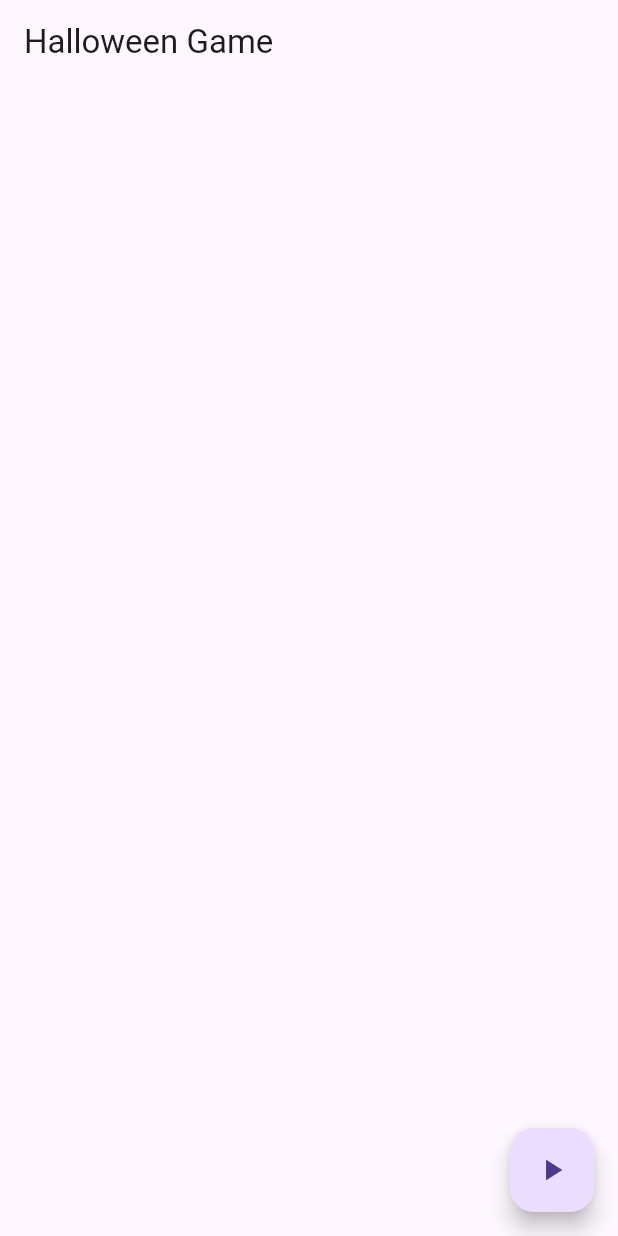
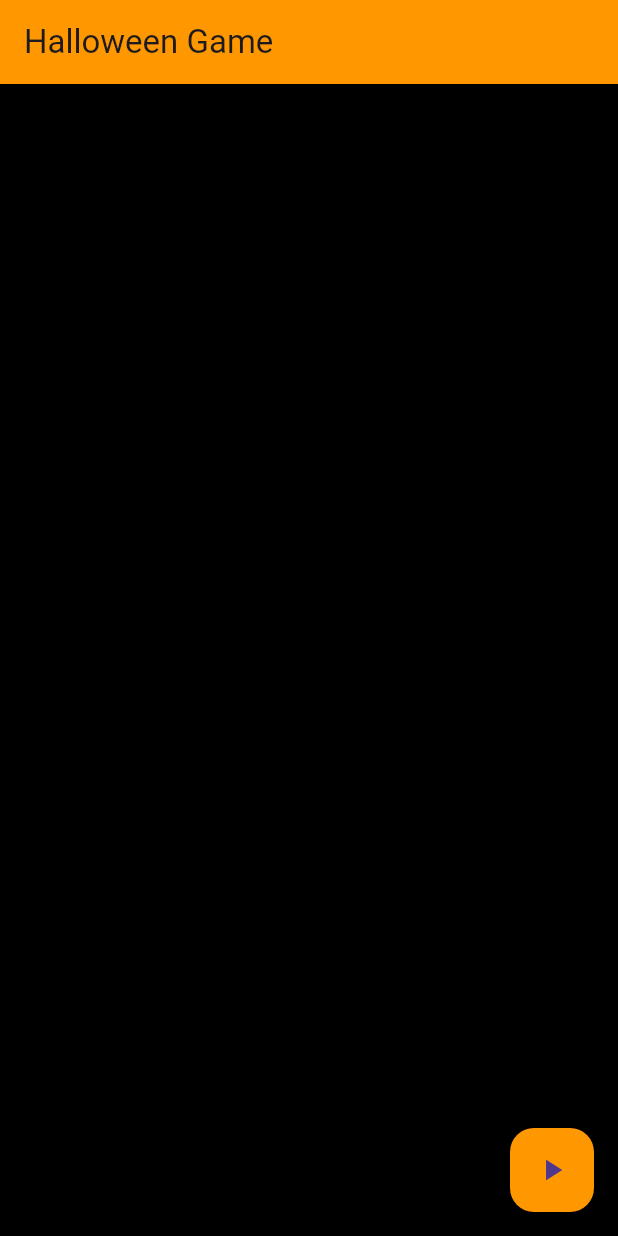
Before and after one commit to dhogan7/ACT08, a Flutter app: the screen it shows after launch, after a tap on the "play arrow" icon, on a phone screen of 412 x 824 dp. Run offline on Flutter 3.47's test engine with Material 3 defaults, Android fonts, the phone set to English and light mode, and no system bars; our stand-ins replace just_audio.

Commit message:
I changed the background color.

```diff
--- a/lib/main.dart
+++ b/lib/main.dart
@@ -3,19 +3,23 @@ import 'package:flutter/material.dart';
 import 'package:just_audio/just_audio.dart'; // Import the just_audio package
 
 void main() {
-  runApp(MyApp());
+  runApp(const MyApp());
 }
 
 class MyApp extends StatelessWidget {
+  const MyApp({super.key});
+
   @override
   Widget build(BuildContext context) {
-    return MaterialApp(
+    return const MaterialApp(
       home: HalloweenGame(),
     );
   }
 }
 
 class HalloweenGame extends StatefulWidget {
+  const HalloweenGame({super.key});
+
   @override
   _HalloweenGameState createState() => _HalloweenGameState();
 }
@@ -32,11 +36,13 @@ class _HalloweenGameState extends State<HalloweenGame> {
     _SpookyCharacter(name: 'Skeleton', imagePath: 'assets/GhostSkeleton Background Removed.png', isCorrect: true), // This is the correct item
     _SpookyCharacter(name: 'Dog', imagePath: 'assets/ScaryDog Background Removed.png', isCorrect: false),
   ];
-@override
-void initState() {
+
+  @override
+  void initState() {
     super.initState();
     _playBackgroundMusic(); // Play background music when the game starts
   }
+
   // Function to handle item selection and play sound effects
   void handleItemSelected(bool isCorrect) async {
     if (isCorrect) {
@@ -62,6 +68,7 @@ void initState() {
     _audioPlayer.dispose(); // Dispose of the audio player
     super.dispose();
   }
+
   // Function to play looping background music
   void _playBackgroundMusic() async {
     await _audioPlayer.setAsset('assets/bg.mp3');
@@ -78,27 +85,34 @@ void initState() {
 
   @override
   Widget build(BuildContext context) {
+    final screenWidth = MediaQuery.of(context).size.width;
+    final screenHeight = MediaQuery.of(context).size.height;
+    const imageWidth = 100.0;
+    const imageHeight = 100.0;
+
     return Scaffold(
+      backgroundColor: Colors.black,
       appBar: AppBar(
-        title: Text('Halloween Game'),
+        title: const Text('Halloween Game'),
+        backgroundColor: Colors.orange,
       ),
       body: Stack(
         children: [
           // Iterate through spooky characters and display them
           for (var character in _characters)
             AnimatedPositioned(
-              duration: Duration(seconds: 3),
-              left: Random().nextDouble() * MediaQuery.of(context).size.width,
-              top: Random().nextDouble() * MediaQuery.of(context).size.height,
+              duration: const Duration(seconds: 3),
+              left: Random().nextDouble() * (screenWidth - imageWidth),
+              top: Random().nextDouble() * (screenHeight - imageHeight),
               child: GestureDetector(
                 onTap: () => handleItemSelected(character.isCorrect),
                 child: AnimatedOpacity(
                   opacity: _isVisible ? 1.0 : 0.0,
-                  duration: Duration(seconds: 1),
+                  duration: const Duration(seconds: 1),
                   child: Image.asset(
                     character.imagePath,
-                    width: 100,
-                    height: 100,
+                    width: imageWidth,
+                    height: imageHeight,
                   ),
                 ),
               ),
@@ -107,16 +121,17 @@ void initState() {
           if (gameOver)
             Center(
               child: isWinner
-                  ? Text('Congratulations! You found the correct item!',
+                  ? const Text('Congratulations! You found the correct item!',
                       style: TextStyle(fontSize: 24, color: Colors.green))
-                  : Text('Spooky! You selected the wrong item!',
+                  : const Text('Spooky! You selected the wrong item!',
                       style: TextStyle(fontSize: 24, color: Colors.red)),
             ),
         ],
       ),
       floatingActionButton: FloatingActionButton(
         onPressed: toggleVisibility,
-        child: Icon(Icons.play_arrow),
+        child: const Icon(Icons.play_arrow),
+        backgroundColor: Colors.orange,
       ),
     );
   }
```
